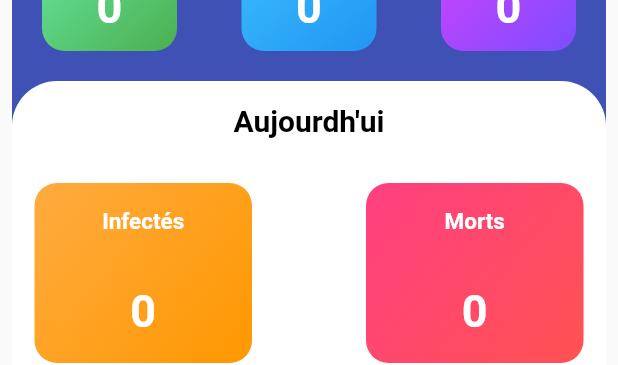
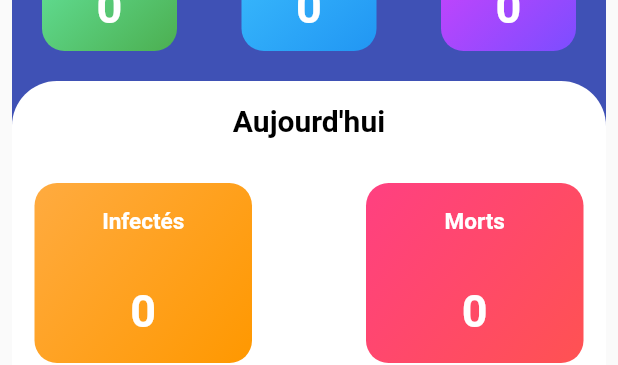
Before and after one commit to didierganthier/track_covid, a Flutter app: the StatsScreen widget shown alone on an empty page, opened directly, on a phone screen of 412 x 824 dp. Shown: the part 624-989 px from the top of the screen. Run offline on Flutter 3.47's test engine with Material 2 defaults, Android fonts, the phone set to English and light mode, and no system bars; our stand-ins replace fancy_bottom_navigation, get_it, rflutter_alert; missing offline and left inert: flutter_open_whatsapp, flutter_phone_state; network calls fail.

```diff
--- a/lib/screens/stats_screen.dart
+++ b/lib/screens/stats_screen.dart
@@ -15,10 +15,10 @@ class _StatsScreenState extends State<StatsScreen> {
 
   int affected = 0, death = 0, recovered = 0, active = 0, serious = 0, todayCases = 0, todayDeaths = 0;
 
-
   void getCoronaData() async {
     Response response = await get(url);
 
+    if(mounted){
       if(response.statusCode == 200)
       {
         String data = response.body;
@@ -39,6 +39,7 @@ class _StatsScreenState extends State<StatsScreen> {
         print(response.statusCode);
       }
     }
+  }
 
   @override
   void initState() {
@@ -49,6 +50,9 @@ class _StatsScreenState extends State<StatsScreen> {
 
   @override
   Widget build(BuildContext context) {
+
+    getCoronaData();
+
     return SingleChildScrollView(
       child: Padding(
         padding: EdgeInsets.all(8.0),
@@ -117,7 +121,7 @@ class _StatsScreenState extends State<StatsScreen> {
                       Row(
                         mainAxisAlignment: MainAxisAlignment.spaceAround,
                         children: <Widget>[
-                          Text('Aujourdh\'ui', style: TextStyle(color: Colors.black, fontSize: 20.0, fontWeight: FontWeight.bold)),
+                          Text('Aujourd\'hui', style: TextStyle(color: Colors.black, fontSize: 20.0, fontWeight: FontWeight.bold)),
                         ],
                       ),
                       SizedBox(height: 30.0,),
```
Also changed, not shown: 1 other file. Lines whose indentation alone changed are shown as unchanged.
